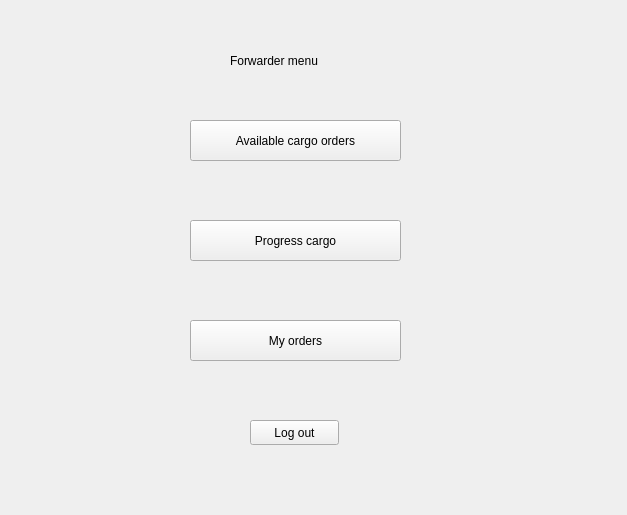
Before: the Qt Designer form sdi_app/gui/menu_forwarder.ui in FratiaXd/SDI, drawn with Qt 5.
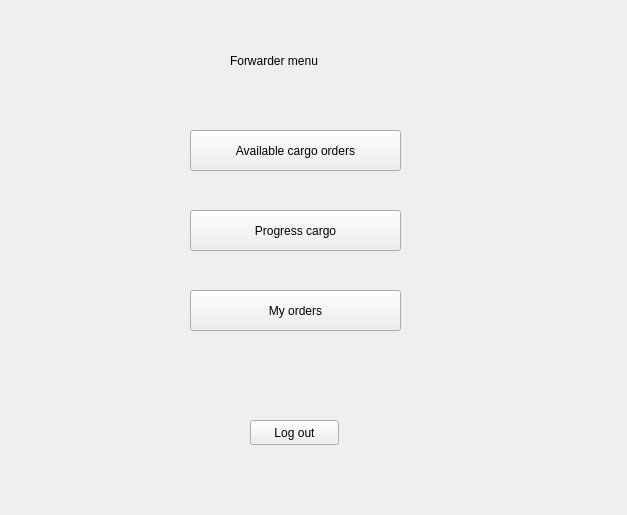
After: the same form once the commit is applied.

The edit to the form file:
```diff
--- a/sdi_app/gui/menu_forwarder.ui
+++ b/sdi_app/gui/menu_forwarder.ui
@@ -56,7 +56,7 @@
      <property name="geometry">
       <rect>
        <x>190</x>
-       <y>120</y>
+       <y>130</y>
        <width>211</width>
        <height>41</height>
       </rect>
@@ -69,7 +69,7 @@
      <property name="geometry">
       <rect>
        <x>190</x>
-       <y>320</y>
+       <y>290</y>
        <width>211</width>
        <height>41</height>
       </rect>
@@ -82,7 +82,7 @@
      <property name="geometry">
       <rect>
        <x>190</x>
-       <y>220</y>
+       <y>210</y>
        <width>211</width>
        <height>41</height>
       </rect>
@@ -91,19 +91,6 @@
       <string>Progress cargo</string>
      </property>
     </widget>
-    <widget class="QLabel" name="label_7">
-     <property name="geometry">
-      <rect>
-       <x>300</x>
-       <y>360</y>
-       <width>261</width>
-       <height>61</height>
-      </rect>
-     </property>
-     <property name="text">
-      <string/>
-     </property>
-    </widget>
    </widget>
    <widget class="QWidget" name="page_2">
     <widget class="QLabel" name="label_2">
```
